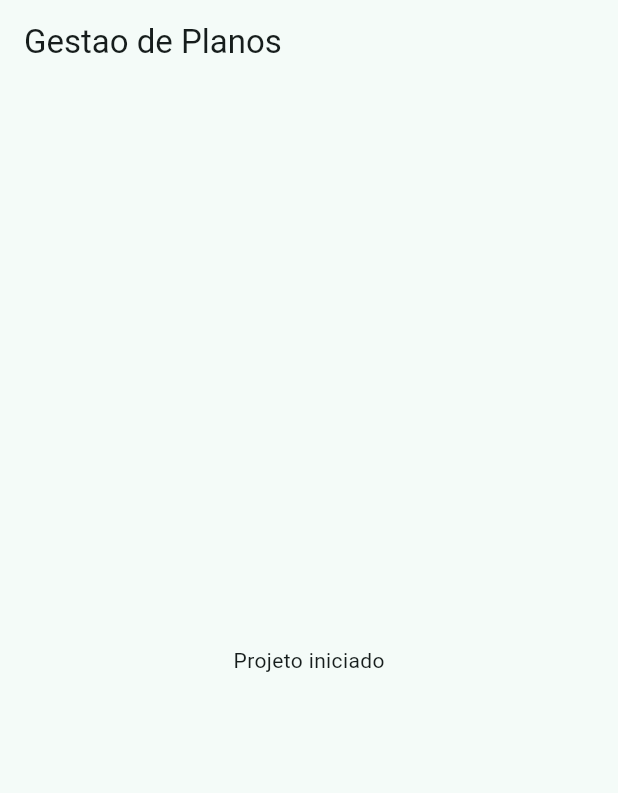
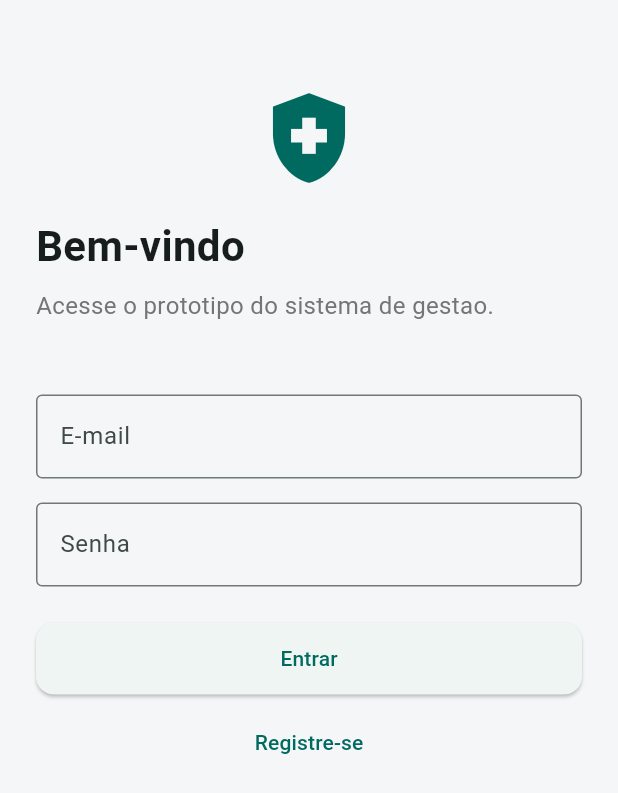
Before and after one commit to tarcisiobm/gestao-planos-saude, a Flutter app: the screen it shows after launch, on a phone screen of 412 x 824 dp. Shown: the top 793 px of the screen. Run offline on Flutter 3.47's test engine with Material 3 defaults, Android fonts, the phone set to English and light mode, and no system bars.

Commit message:
feat: criar prototipo de navegacao

```diff
--- /dev/null
+++ b/lib/app_constants.dart
@@ -0,0 +1,3 @@
+class AppConstants {
+  static const nomeApp = 'Gestao de Planos de Saude';
+}
--- a/lib/main.dart
+++ b/lib/main.dart
@@ -1,4 +1,7 @@
 import 'package:flutter/material.dart';
+
+import 'app_constants.dart';
+import 'routes.dart';
 
 void main() {
   runApp(const MainApp());
@@ -10,27 +13,35 @@ class MainApp extends StatelessWidget {
   @override
   Widget build(BuildContext context) {
     return MaterialApp(
-      title: 'Gestao de Planos',
+      title: AppConstants.nomeApp,
       debugShowCheckedModeBanner: false,
       theme: ThemeData(
         useMaterial3: true,
         colorSchemeSeed: Colors.teal,
+        scaffoldBackgroundColor: const Color(0xFFF4F6F7),
+        appBarTheme: const AppBarTheme(
+          centerTitle: true,
+          backgroundColor: Colors.teal,
+          foregroundColor: Colors.white,
+        ),
+        cardTheme: CardThemeData(
+          elevation: 1,
+          margin: const EdgeInsets.symmetric(horizontal: 12, vertical: 5),
+          shape: RoundedRectangleBorder(
+            borderRadius: BorderRadius.circular(12),
+          ),
+        ),
+        elevatedButtonTheme: ElevatedButtonThemeData(
+          style: ElevatedButton.styleFrom(
+            minimumSize: const Size.fromHeight(48),
+            shape: RoundedRectangleBorder(
+              borderRadius: BorderRadius.circular(12),
+            ),
+          ),
+        ),
       ),
-      home: const HomeScreen(),
+      initialRoute: AppRoutes.login,
+      routes: AppRoutes.routes,
     );
   }
 }
-
-class HomeScreen extends StatelessWidget {
-  const HomeScreen({super.key});
-
-  @override
-  Widget build(BuildContext context) {
-    return Scaffold(
-      appBar: AppBar(title: const Text('Gestao de Planos')),
-      body: const Center(
-        child: Text('Projeto iniciado'),
-      ),
-    );
-  }
-}
--- /dev/null
+++ b/lib/presentation/screen/login_screen.dart
@@ -0,0 +1,84 @@
+import 'package:flutter/material.dart';
+
+import '../../routes.dart';
+
+class LoginScreen extends StatefulWidget {
+  const LoginScreen({super.key});
+
+  @override
+  State<LoginScreen> createState() => _LoginScreenState();
+}
+
+class _LoginScreenState extends State<LoginScreen> {
+  final _email = TextEditingController();
+  final _senha = TextEditingController();
+
+  @override
+  void dispose() {
+    _email.dispose();
+    _senha.dispose();
+    super.dispose();
+  }
+
+  void _entrar() {
+    Navigator.pushReplacementNamed(context, AppRoutes.home);
+  }
+
+  @override
+  Widget build(BuildContext context) {
+    return Scaffold(
+      body: SafeArea(
+        child: Padding(
+          padding: const EdgeInsets.symmetric(horizontal: 24),
+          child: ListView(
+            children: [
+              const SizedBox(height: 56),
+              Icon(
+                Icons.health_and_safety,
+                size: 72,
+                color: Theme.of(context).colorScheme.primary,
+              ),
+              const SizedBox(height: 16),
+              const Text(
+                'Bem-vindo',
+                style: TextStyle(fontSize: 28, fontWeight: FontWeight.bold),
+              ),
+              const SizedBox(height: 8),
+              Text(
+                'Acesse o prototipo do sistema de gestao.',
+                style: TextStyle(fontSize: 16, color: Colors.grey[600]),
+              ),
+              const SizedBox(height: 48),
+              TextField(
+                controller: _email,
+                keyboardType: TextInputType.emailAddress,
+                decoration: const InputDecoration(
+                  labelText: 'E-mail',
+                  border: OutlineInputBorder(),
+                ),
+              ),
+              const SizedBox(height: 16),
+              TextField(
+                controller: _senha,
+                obscureText: true,
+                decoration: const InputDecoration(
+                  labelText: 'Senha',
+                  border: OutlineInputBorder(),
+                ),
+              ),
+              const SizedBox(height: 24),
+              ElevatedButton(onPressed: _entrar, child: const Text('Entrar')),
+              const SizedBox(height: 8),
+              TextButton(
+                onPressed: () {
+                  Navigator.pushNamed(context, AppRoutes.register);
+                },
+                child: const Text('Registre-se'),
+              ),
+            ],
+          ),
+        ),
+      ),
+    );
+  }
+}
--- /dev/null
+++ b/lib/routes.dart
@@ -0,0 +1,36 @@
+import 'package:flutter/material.dart';
+
+import 'presentation/screen/home_screen.dart';
+import 'presentation/screen/login_screen.dart';
+import 'presentation/screen/placeholder_screen.dart';
+import 'presentation/screen/register_screen.dart';
+
+class AppRoutes {
+  static const String home = '/';
+  static const String login = '/login';
+  static const String register = '/register';
+  static const String clientes = '/clientes';
+  static const String planos = '/planos';
+  static const String prestadores = '/prestadores';
+  static const String dependentes = '/dependentes';
+  static const String contratos = '/contratos';
+  static const String pagamentos = '/pagamentos';
+  static const String coberturas = '/coberturas';
+  static const String relatorios = '/relatorios';
+  static const String simulacao = '/simulacao';
+
+  static final Map<String, WidgetBuilder> routes = {
+    home: (_) => const HomeScreen(),
+    login: (_) => const LoginScreen(),
+    register: (_) => const RegisterScreen(),
+    clientes: (_) => const PlaceholderScreen(titulo: 'Clientes'),
+    planos: (_) => const PlaceholderScreen(titulo: 'Planos'),
+    prestadores: (_) => const PlaceholderScreen(titulo: 'Prestadores'),
+    dependentes: (_) => const PlaceholderScreen(titulo: 'Dependentes'),
+    contratos: (_) => const PlaceholderScreen(titulo: 'Contratos'),
+    pagamentos: (_) => const PlaceholderScreen(titulo: 'Pagamentos'),
+    coberturas: (_) => const PlaceholderScreen(titulo: 'Coberturas'),
+    relatorios: (_) => const PlaceholderScreen(titulo: 'Relatorios'),
+    simulacao: (_) => const PlaceholderScreen(titulo: 'Simulacao'),
+  };
+}
```
Also changed, not shown: lib/presentation/screen/home_screen.dart (added, +78 -0 lines), lib/presentation/screen/placeholder_screen.dart (added, +40 -0 lines), lib/presentation/screen/register_screen.dart (added, +73 -0 lines), 1 other file.
